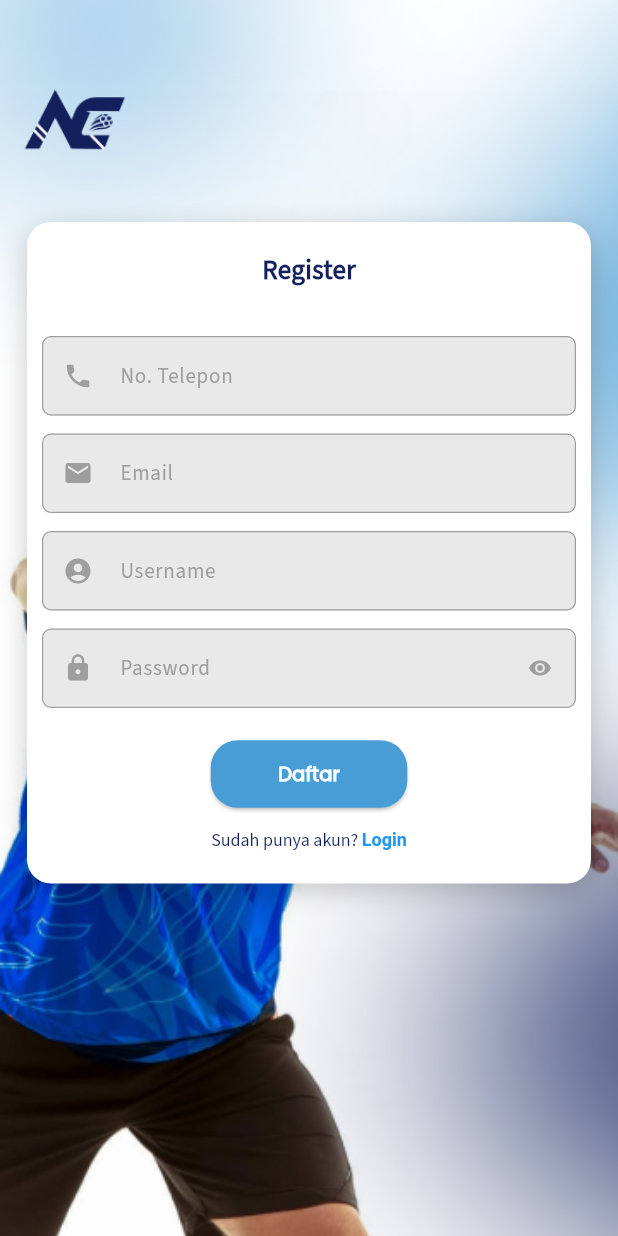
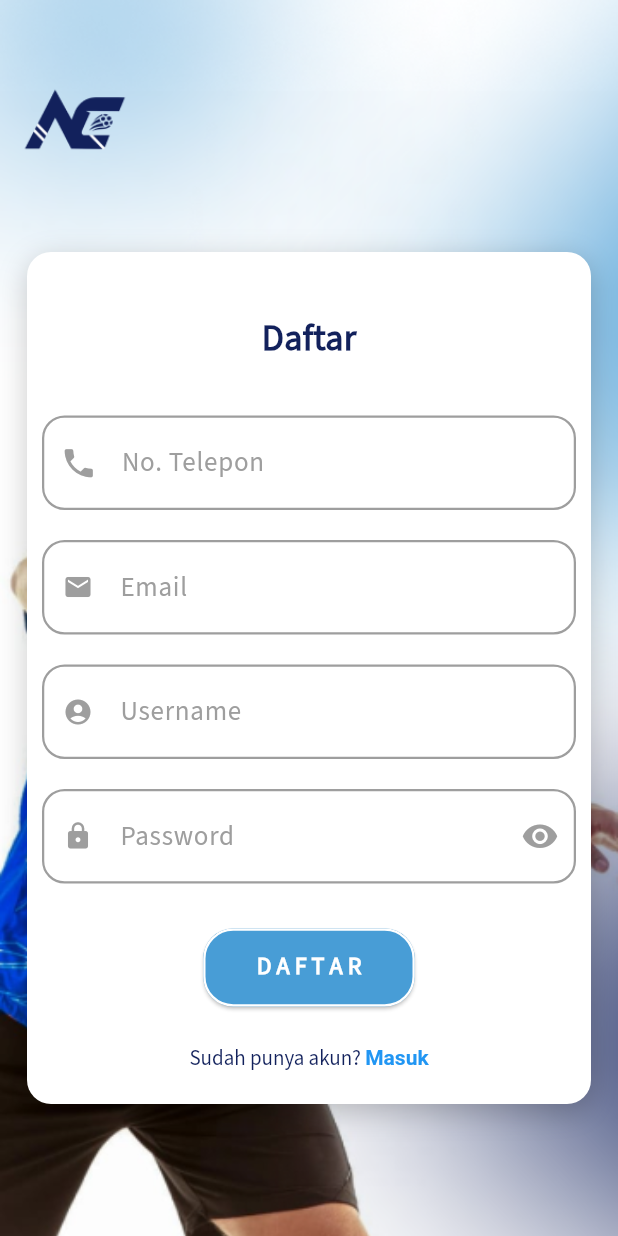
Before and after one commit to iammburg/arena-connect, a Flutter app: the RegisterPage screen opened by its route, on a phone screen of 412 x 824 dp. Run offline on Flutter 3.47's test engine with Material 3 defaults, Android fonts, the phone set to English and light mode, and no system bars; our stand-ins replace carousel_slider, decimal, device_preview, image_picker, shared_preferences; accounts and stored records are empty; network calls fail.

Commit message:
Fix: Views on Register Page in File theme.dart, login.dart, register.dart

```diff
--- a/lib/config/theme.dart
+++ b/lib/config/theme.dart
@@ -244,6 +244,18 @@
     ),
     padding: const EdgeInsets.symmetric(vertical: 12, horizontal: 20));
 
+ButtonStyle daftarButtonSecondary = ElevatedButton.styleFrom(
+    minimumSize: const Size(141, 52),
+    backgroundColor: secondary,
+    shape: RoundedRectangleBorder(
+      borderRadius: BorderRadius.circular(20),
+      side: const BorderSide(
+        color: Colors.white, // Warna stroke putih
+        width: 1.5, // Ketebalan stroke
+      ),
+    ),
+    padding: const EdgeInsets.symmetric(vertical: 12, horizontal: 20));
+
 ButtonStyle masukButton = ElevatedButton.styleFrom(
     minimumSize: const Size(141, 52),
     backgroundColor: secondary,
--- a/lib/screens/authentication/login.dart
+++ b/lib/screens/authentication/login.dart
@@ -41,8 +41,8 @@
       final errors = result['errors'] ?? {};
 
       setState(() {
-        _emailError = errors['email']?.first ?? null;
-        _passwordError = errors['password']?.first ?? null;
+        _emailError = errors['email']?.first;
+        _passwordError = errors['password']?.first;
       });
 
       ScaffoldMessenger.of(context).showSnackBar(
@@ -83,7 +83,7 @@
                       ),
                     ],
                   ),
-                  const SizedBox(height: 120)
+                  const SizedBox(height: 100)
                 ],
               ),
               Center(
@@ -112,7 +112,7 @@
                             'Masuk',
                             style: TextStyle(
                                 color: Color(0xFF12215C),
-                                fontSize: 28,
+                                fontSize: 24,
                                 fontWeight: FontWeight.bold,
                                 fontFamily: "Source Sans Pro"),
                           ),
--- a/lib/screens/authentication/register.dart
+++ b/lib/screens/authentication/register.dart
@@ -47,7 +47,7 @@
       );
       Navigator.pushNamed(context, '/login');
     } else {
-      final errors = result['errors'];
+      final errors = result['errors'] ?? {};
 
       setState(() {
         _nameError = errors['name']?.first;
@@ -94,7 +94,7 @@
                       ),
                     ],
                   ),
-                  const SizedBox(height: 10)
+                  const SizedBox(height: 30)
                 ],
               ),
               Center(
@@ -117,138 +117,242 @@
                     child: Column(
                       mainAxisSize: MainAxisSize.min,
                       children: [
+                        const SizedBox(height: 20),
                         const Center(
                           child: Text(
-                            'Register',
+                            'Daftar',
                             style: TextStyle(
                                 color: Color(0xFF12215C),
-                                fontSize: 18,
+                                fontSize: 24,
                                 fontWeight: FontWeight.bold,
                                 fontFamily: "Source Sans Pro"),
                           ),
                         ),
-                        const SizedBox(height: 30),
+                        const SizedBox(height: 35),
                         TextFormField(
                           controller: _phoneController,
                           decoration: InputDecoration(
-                            prefixIcon: const Icon(Icons.phone,
-                                color: Colors.grey, size: 20),
+                            prefixIcon: Padding(
+                              padding: const EdgeInsets.all(12),
+                              child: Icon(
+                                Icons.phone,
+                                color: Colors.grey,
+                                size: 25,
+                              ),
+                            ),
                             hintText: 'No. Telepon',
-                            hintStyle: const TextStyle(color: Colors.grey),
+                            hintStyle: const TextStyle(
+                              fontSize: 18,
+                              color: Colors.grey
+                            ),
                             filled: true,
-                            fillColor: const Color.fromARGB(255, 233, 233, 233),
+                            fillColor: Colors.white,
+                            contentPadding: const EdgeInsets.symmetric(
+                              vertical: 18, // Padding vertikal untuk memperbesar tinggi field
+                              horizontal: 18, // Padding horizontal untuk jarak teks dari tepi
+                            ),
                             border: OutlineInputBorder(
-                              borderRadius: BorderRadius.circular(6),
+                              borderRadius: BorderRadius.circular(15),
                               borderSide: const BorderSide(
                                 color: Colors.grey,
-                                width: 0.8,
+                                width: 1.5,
                               ),
                             ),
                             enabledBorder: OutlineInputBorder(
-                              borderRadius: BorderRadius.circular(6),
+                              borderRadius: BorderRadius.circular(15),
                               borderSide: const BorderSide(
                                 color: Colors.grey,
-                                width: 0.8,
+                                width: 1.5,
+                              ),
+                            ),
+                            focusedBorder: OutlineInputBorder(
+                              borderRadius: BorderRadius.circular(15),
+                              borderSide: const BorderSide(
+                                color: Colors.blue,
+                                width: 2.0, // Border lebih tebal saat fokus
+                              ),
+                            ),
+                            errorBorder: OutlineInputBorder(
+                              borderRadius: BorderRadius.circular(15),
+                              borderSide: const BorderSide(
+                                color: Colors.red,
+                                width: 2.0, // Border lebih tebal saat error
                               ),
                             ),
                             errorText: _phoneError,
                           ),
                           style: const TextStyle(
                               fontFamily: "Source Sans Pro",
-                              fontWeight: FontWeight.w100,
+                              fontWeight: FontWeight.w400,
                               color: Color(0xFF0A0A0A),
-                              fontSize: 14),
+                              fontSize: 18),
                         ),
-                        // const SizedBox(height: 2),
                         // Text("Contoh: 081234567890 atau +621234567890",
-                        //     style: regulerFont3),
-                        const SizedBox(height: 12),
+                        const SizedBox(height: 20),
                         TextFormField(
                           controller: _emailController,
                           decoration: InputDecoration(
-                            prefixIcon: const Icon(Icons.email,
-                                color: Colors.grey, size: 20),
+                            prefixIcon: Padding(
+                              padding: const EdgeInsets.all(12),
+                              child:
+                                Icon(Icons.email,
+                                color: Colors.grey, size: 20,
+                              ),
+                            ),
                             hintText: 'Email',
-                            hintStyle: const TextStyle(color: Colors.grey),
+                            hintStyle: const TextStyle(
+                              fontSize: 18,
+                              color: Colors.grey
+                            ),
                             filled: true,
-                            fillColor: const Color.fromARGB(255, 233, 233, 233),
+                            fillColor: Colors.white,
+                            contentPadding: const EdgeInsets.symmetric(
+                              vertical: 18, // Padding vertikal untuk memperbesar tinggi field
+                              horizontal: 18, // Padding horizontal untuk jarak teks dari tepi
+                            ),
                             border: OutlineInputBorder(
-                              borderRadius: BorderRadius.circular(6),
+                              borderRadius: BorderRadius.circular(15),
                               borderSide: const BorderSide(
                                 color: Colors.grey,
-                                width: 0.8,
+                                width: 1.5,
                               ),
                             ),
                             enabledBorder: OutlineInputBorder(
-                              borderRadius: BorderRadius.circular(6),
+                              borderRadius: BorderRadius.circular(15),
                               borderSide: const BorderSide(
                                 color: Colors.grey,
-                                width: 0.8,
+                                width: 1.5,
+                              ),
+                            ),
+                            focusedBorder: OutlineInputBorder(
+                              borderRadius: BorderRadius.circular(15),
+                              borderSide: const BorderSide(
+                                color: Colors.blue,
+                                width: 2.0, // Border lebih tebal saat fokus
+                              ),
+                            ),
+                            errorBorder: OutlineInputBorder(
+                              borderRadius: BorderRadius.circular(15),
+                              borderSide: const BorderSide(
+                                color: Colors.red,
+                                width: 2.0, // Border lebih tebal saat error
                               ),
                             ),
                             errorText: _emailError,
                           ),
                           style: const TextStyle(
                               fontFamily: "Source Sans Pro",
-                              fontWeight: FontWeight.w100,
+                              fontWeight: FontWeight.w400,
                               color: Color(0xFF0A0A0A),
-                              fontSize: 14),
+                              fontSize: 18),
                         ),
-                        const SizedBox(height: 12),
+                        const SizedBox(height: 20),
                         TextFormField(
                           controller: _nameController,
                           decoration: InputDecoration(
-                            prefixIcon: const Icon(Icons.account_circle,
-                                color: Colors.grey, size: 20),
+                            prefixIcon: Padding(
+                              padding: const EdgeInsets.all(12),
+                              child:
+                                Icon(Icons.account_circle,
+                                color: Colors.grey, size: 20,
+                              ),
+                            ),
                             hintText: 'Username',
-                            hintStyle: const TextStyle(color: Colors.grey),
+                            hintStyle: const TextStyle(
+                              fontSize: 18,
+                              color: Colors.grey
+                            ),
                             filled: true,
-                            fillColor: const Color.fromARGB(255, 233, 233, 233),
+                            fillColor: Colors.white,
+                            contentPadding: const EdgeInsets.symmetric(
+                              vertical: 18, // Padding vertikal untuk memperbesar tinggi field
+                              horizontal: 18, // Padding horizontal untuk jarak teks dari tepi
+                            ),
                             border: OutlineInputBorder(
-                              borderRadius: BorderRadius.circular(6),
+                              borderRadius: BorderRadius.circular(15),
                               borderSide: const BorderSide(
                                 color: Colors.grey,
-                                width: 0.8,
+                                width: 1.5,
                               ),
                             ),
                             enabledBorder: OutlineInputBorder(
-                              borderRadius: BorderRadius.circular(6),
+                              borderRadius: BorderRadius.circular(15),
                               borderSide: const BorderSide(
                                 color: Colors.grey,
-                                width: 0.8,
+                                width: 1.5,
+                              ),
+                            ),
+                            focusedBorder: OutlineInputBorder(
+                              borderRadius: BorderRadius.circular(15),
+                              borderSide: const BorderSide(
+                                color: Colors.blue,
+                                width: 2.0, // Border lebih tebal saat fokus
+                              ),
+                            ),
+                            errorBorder: OutlineInputBorder(
+                              borderRadius: BorderRadius.circular(15),
+                              borderSide: const BorderSide(
+                                color: Colors.red,
+                                width: 2.0, // Border lebih tebal saat error
                               ),
                             ),
                             errorText: _nameError,
                           ),
                           style: const TextStyle(
                               fontFamily: "Source Sans Pro",
-                              fontWeight: FontWeight.w100,
+                              fontWeight: FontWeight.w400,
                               color: Color(0xFF0A0A0A),
-                              fontSize: 14),
+                              fontSize: 18),
                         ),
-                        const SizedBox(height: 12),
+                        const SizedBox(height: 20),
                         TextFormField(
                           controller: _passwordController,
                           obscureText: _isPasswordObscured,
                           decoration: InputDecoration(
-                            prefixIcon: const Icon(Icons.lock,
-                                color: Colors.grey, size: 20),
+                            prefixIcon: Padding(
+                              padding: const EdgeInsets.all(12),
+                              child:
+                                Icon(Icons.lock,
+                                color: Colors.grey, size: 20
+                              ),
+                            ),
                             hintText: 'Password',
-                            hintStyle: const TextStyle(color: Colors.grey),
+                            hintStyle: const TextStyle(
+                              fontSize: 18,
+                              color: Colors.grey
+                            ),
                             filled: true,
-                            fillColor: const Color.fromARGB(255, 233, 233, 233),
+                            fillColor: Colors.white,
+                            contentPadding: const EdgeInsets.symmetric(
+                              vertical: 18, // Padding vertikal untuk memperbesar tinggi field
+                              horizontal: 18, // Padding horizontal untuk jarak teks dari tepi
+                            ),
                             border: OutlineInputBorder(
-                              borderRadius: BorderRadius.circular(6),
+                              borderRadius: BorderRadius.circular(15),
                               borderSide: const BorderSide(
                                 color: Colors.grey,
-                                width: 0.8,
+                                width: 1.5,
                               ),
                             ),
                             enabledBorder: OutlineInputBorder(
-                              borderRadius: BorderRadius.circular(6),
+                              borderRadius: BorderRadius.circular(15),
                               borderSide: const BorderSide(
                                 color: Colors.grey,
-                                width: 0.8,
+                                width: 1.5,
+                              ),
+                            ),
+                            focusedBorder: OutlineInputBorder(
+                              borderRadius: BorderRadius.circular(15),
+                              borderSide: const BorderSide(
+                                color: Colors.blue,
+                                width: 2.0, // Border lebih tebal saat fokus
+                              ),
+                            ),
+                            errorBorder: OutlineInputBorder(
+                              borderRadius: BorderRadius.circular(15),
+                              borderSide: const BorderSide(
+                                color: Colors.red,
+                                width: 2.0, // Border lebih tebal saat error
                               ),
                             ),
                             errorText: _passwordError,
@@ -258,7 +362,7 @@
                                       ? Icons.visibility
                                       : Icons.visibility_off,
                                   color: Colors.grey,
-                                  size: 16),
+                                  size: 25),
                               onPressed: () {
                                 setState(() {
                                   _isPasswordObscured = !_isPasswordObscured;
@@ -268,32 +372,32 @@
                           ),
                           style: const TextStyle(
                             fontFamily: "Source Sans Pro",
-                            fontWeight: FontWeight.w100,
+                            fontWeight: FontWeight.w400,
                             color: Color(0xFF0A0A0A),
-                            fontSize: 14,
+                            fontSize: 18,
                           ),
                         ),
-                        const SizedBox(height: 20),
+                        const SizedBox(height: 30),
                         ElevatedButton(
                           onPressed: _register,
-                          style: shortButtonSecondary,
+                          style: daftarButtonSecondary,
                           child: Text(
-                            "Daftar",
-                            style: buttonFont3,
+                            "D A F T A R",
+                            style: daftarButtonFont,
                           ),
                         ),
-                        const SizedBox(height: 12),
+                        const SizedBox(height: 25),
                         RichText(
                           text: TextSpan(
                             text: 'Sudah punya akun? ',
                             style: const TextStyle(
-                              fontSize: 12,
+                              fontSize: 14,
                               color: Color(0xFF12215C),
                               fontFamily: "Source Sans Pro",
                             ),
                             children: <TextSpan>[
                               TextSpan(
-                                  text: 'Login',
+                                  text: 'Masuk',
                                   style: const TextStyle(
                                       color: Colors.blue,
                                       fontWeight: FontWeight.bold),
```
